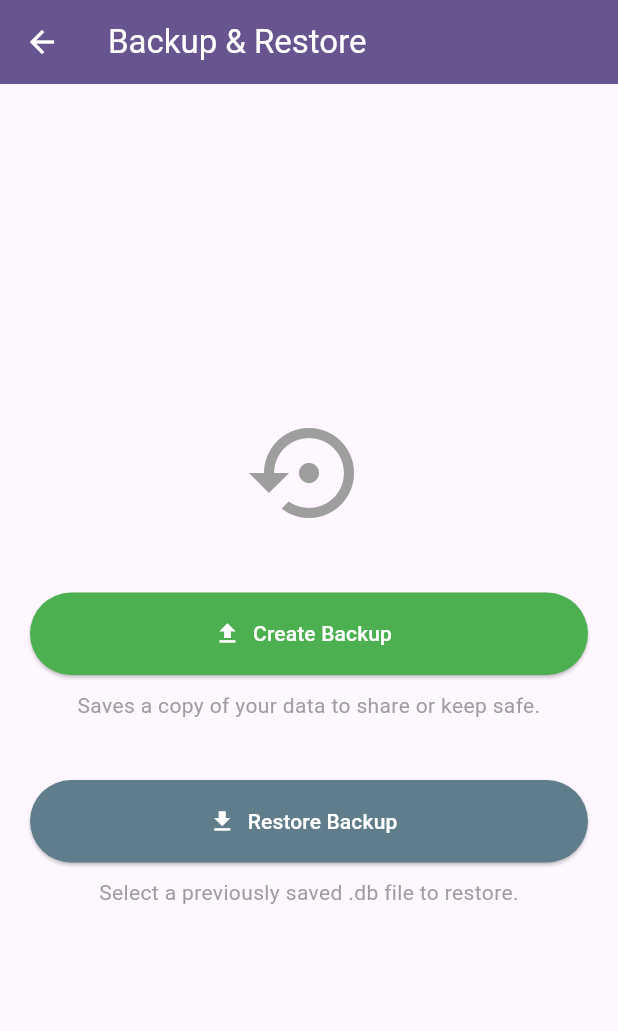
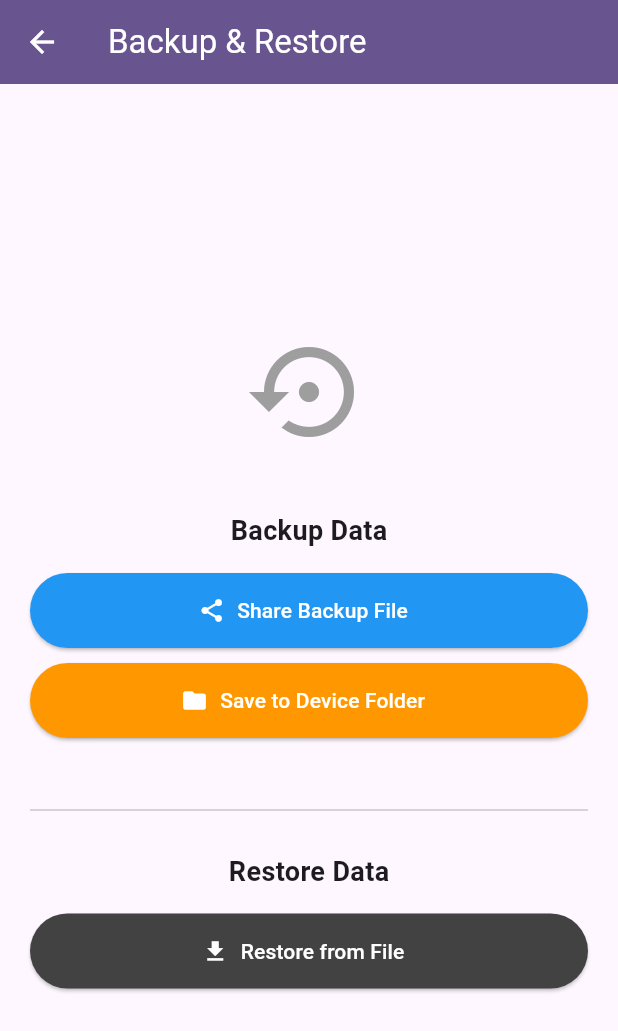
Before and after one commit to yashmakwana03/absent_message, a Flutter app: the BackupScreen screen opened directly, on a phone screen of 412 x 824 dp. Shown: the top 1031 px of the screen. Run offline on Flutter 3.47's test engine with Material 3 defaults, Android fonts, the phone set to English and light mode, and no system bars; our stand-ins replace file_picker, font_awesome_flutter, share_plus, shared_preferences, sqflite; accounts and stored records are empty.

Commit message:
used this libray for save database locally and for functinalit like path seletct file select and share share_plus: ^10.0.0  # To export/share the backup file   and file_picker: ^8.0.0  for To pick the backup file for restore    and path_provider for To find file paths

```diff
--- a/lib/screens/backup_screen.dart
+++ b/lib/screens/backup_screen.dart
@@ -23,45 +23,76 @@ class BackupScreen extends StatelessWidget {
               const Icon(Icons.settings_backup_restore, size: 80, color: Colors.grey),
               const SizedBox(height: 40),
 
-              // --- BACKUP BUTTON ---
+              // --- BACKUP SECTION ---
+              const Text("Backup Data", style: TextStyle(fontSize: 18, fontWeight: FontWeight.bold)),
+              const SizedBox(height: 15),
+
+              // Button 1: SHARE (WhatsApp, Drive, etc.)
               SizedBox(
                 width: double.infinity,
-                height: 55,
+                height: 50,
                 child: ElevatedButton.icon(
                   onPressed: () async {
-                    await DatabaseHelper.instance.exportDatabase();
+                    // Uses the new shareDatabase function
+                    await DatabaseHelper.instance.shareDatabase();
                   },
-                  icon: const Icon(Icons.upload),
-                  label: const Text("Create Backup"),
+                  icon: const Icon(Icons.share),
+                  label: const Text("Share Backup File"),
                   style: ElevatedButton.styleFrom(
-                    backgroundColor: Colors.green,
+                    backgroundColor: Colors.blue,
                     foregroundColor: Colors.white,
                   ),
                 ),
               ),
+
               const SizedBox(height: 10),
-              const Text(
-                "Saves a copy of your data to share or keep safe.",
-                style: TextStyle(color: Colors.grey),
-                textAlign: TextAlign.center,
+
+              // Button 2: SAVE LOCALLY (Folder Picker)
+              SizedBox(
+                width: double.infinity,
+                height: 50,
+                child: ElevatedButton.icon(
+                  onPressed: () async {
+                    // Uses the new saveDatabaseLocally function
+                    String? path = await DatabaseHelper.instance.saveDatabaseLocally();
+
+                    if (context.mounted && path != null) {
+                      ScaffoldMessenger.of(context).showSnackBar(
+                        SnackBar(
+                          content: Text("Saved to: $path"),
+                          backgroundColor: Colors.green,
+                          duration: const Duration(seconds: 4),
+                        ),
+                      );
+                    }
+                  },
+                  icon: const Icon(Icons.folder),
+                  label: const Text("Save to Device Folder"),
+                  style: ElevatedButton.styleFrom(
+                    backgroundColor: Colors.orange,
+                    foregroundColor: Colors.white,
+                  ),
+                ),
               ),
 
               const SizedBox(height: 40),
+              const Divider(),
+              const SizedBox(height: 20),
 
-              // --- RESTORE BUTTON ---
+              // --- RESTORE SECTION ---
+              const Text("Restore Data", style: TextStyle(fontSize: 18, fontWeight: FontWeight.bold)),
+              const SizedBox(height: 15),
+
               SizedBox(
                 width: double.infinity,
-                height: 55,
+                height: 50,
                 child: ElevatedButton.icon(
                   onPressed: () async {
-                    // Confirm before restoring
                     bool confirm = await showDialog(
                       context: context,
                       builder: (context) => AlertDialog(
                         title: const Text("Restore Data?"),
-                        content: const Text(
-                          "This will OVERWRITE all current data with the backup file. This cannot be undone.",
-                        ),
+                        content: const Text("This will OVERWRITE all current data. Cannot be undone."),
                         actions: [
                           TextButton(onPressed: () => Navigator.pop(context, false), child: const Text("Cancel")),
                           TextButton(
@@ -77,7 +108,7 @@ class BackupScreen extends StatelessWidget {
                       if (context.mounted) {
                         ScaffoldMessenger.of(context).showSnackBar(
                           SnackBar(
-                            content: Text(success ? "Data Restored Successfully!" : "Restore Failed or Canceled"),
+                            content: Text(success ? "Restored Successfully!" : "Failed or Canceled"),
                             backgroundColor: success ? Colors.green : Colors.red,
                           ),
                         );
@@ -85,18 +116,12 @@ class BackupScreen extends StatelessWidget {
                     }
                   },
                   icon: const Icon(Icons.download),
-                  label: const Text("Restore Backup"),
+                  label: const Text("Restore from File"),
                   style: ElevatedButton.styleFrom(
-                    backgroundColor: Colors.blueGrey,
+                    backgroundColor: Colors.grey[800],
                     foregroundColor: Colors.white,
                   ),
                 ),
-              ),
-              const SizedBox(height: 10),
-              const Text(
-                "Select a previously saved .db file to restore.",
-                style: TextStyle(color: Colors.grey),
-                textAlign: TextAlign.center,
               ),
             ],
           ),
--- a/pubspec.yaml
+++ b/pubspec.yaml
@@ -16,6 +16,7 @@ dependencies:
   shared_preferences: ^2.2.2
   cupertino_icons: ^1.0.8
   font_awesome_flutter: ^10.6.0 # Add this for Brand Icons
+  # FOR BACKUP & RESTORE BELOW 3 PACKAGES
   share_plus: ^10.0.0  # To export/share the backup file
   file_picker: ^8.0.0  # To pick the backup file for restore
   path_provider: ^2.1.2 # To find file paths
```
Also changed, not shown: lib/database/database_helper.dart (+37 -19 lines), 1 other file.
